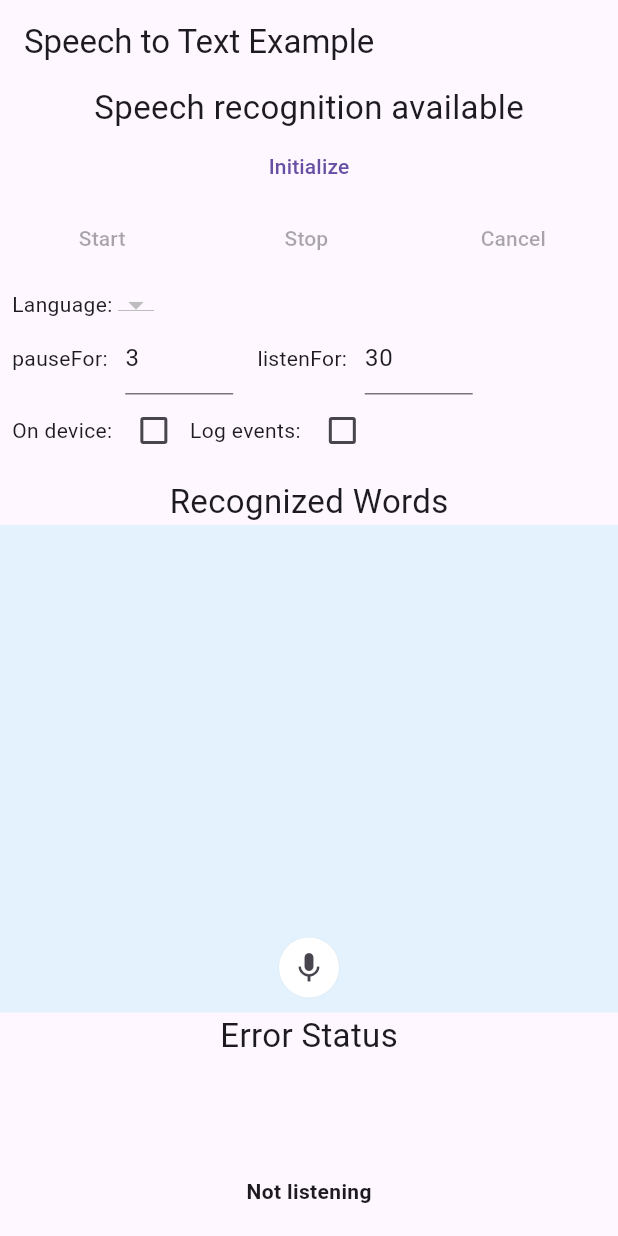
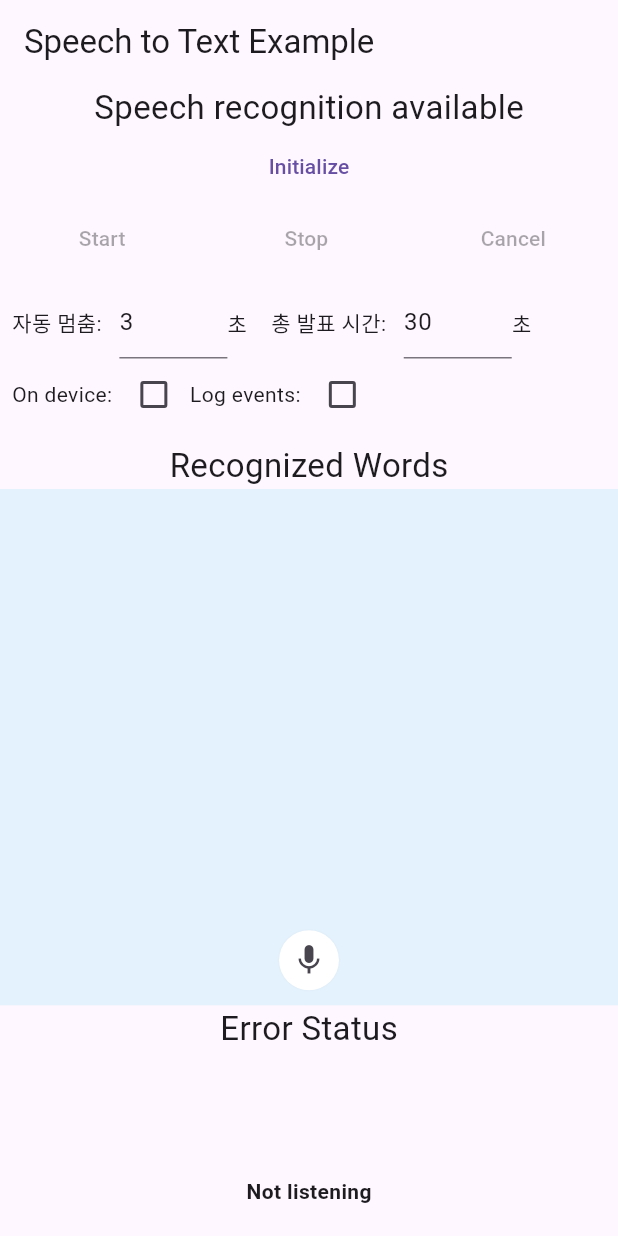
Before and after one commit to npresent/Relaxer, a Flutter app: the screen it shows after launch, on a phone screen of 412 x 824 dp. Run offline on Flutter 3.47's test engine with Material 3 defaults, Android fonts, the phone set to English and light mode, and no system bars; our stand-ins replace speech_to_text.

Commit message:
23.11.30(1)

```diff
--- a/lib/main.dart
+++ b/lib/main.dart
@@ -10,7 +10,6 @@
 
 class SpeechSampleApp extends StatefulWidget {
   const SpeechSampleApp({Key? key}) : super(key: key);
-
   @override
   State<SpeechSampleApp> createState() => _SpeechSampleAppState();
 }
@@ -397,39 +396,24 @@
         children: <Widget>[
           Row(
             children: [
-              const Text('Language: '),
-              DropdownButton<String>(
-                onChanged: (selectedVal) => switchLang(selectedVal),
-                value: currentLocaleId,
-                items: localeNames
-                    .map(
-                      (localeName) => DropdownMenuItem(
-                        value: localeName.localeId,
-                        child: Text(localeName.name),
-                      ),
-                    )
-                    .toList(),
-              ),
-            ],
-          ),
-          Row(
-            children: [
-              const Text('pauseFor: '),
+              const Text('자동 멈춤: '),
               Container(
                   padding: const EdgeInsets.only(left: 8),
                   width: 80,
                   child: TextFormField(
                     controller: pauseForController,
                   )),
+              const Text('초'),
               Container(
                   padding: const EdgeInsets.only(left: 16),
-                  child: const Text('listenFor: ')),
+                  child: const Text('총 발표 시간: ')),
               Container(
                   padding: const EdgeInsets.only(left: 8),
                   width: 80,
                   child: TextFormField(
                     controller: listenForController,
                   )),
+              const Text('초'),
             ],
           ),
           Row(
--- a/pubspec.yaml
+++ b/pubspec.yaml
@@ -36,6 +36,8 @@ dependencies:
   # Use with the CupertinoIcons class for iOS style icons.
   cupertino_icons: ^1.0.2
   speech_to_text: ^6.4.1
+  highlight_text : ^1.7.0
+  avatar_glow : ^2.0.0
 
 dev_dependencies:
   flutter_test:
```
Also changed, not shown: pubspec.lock, 31 other files.
